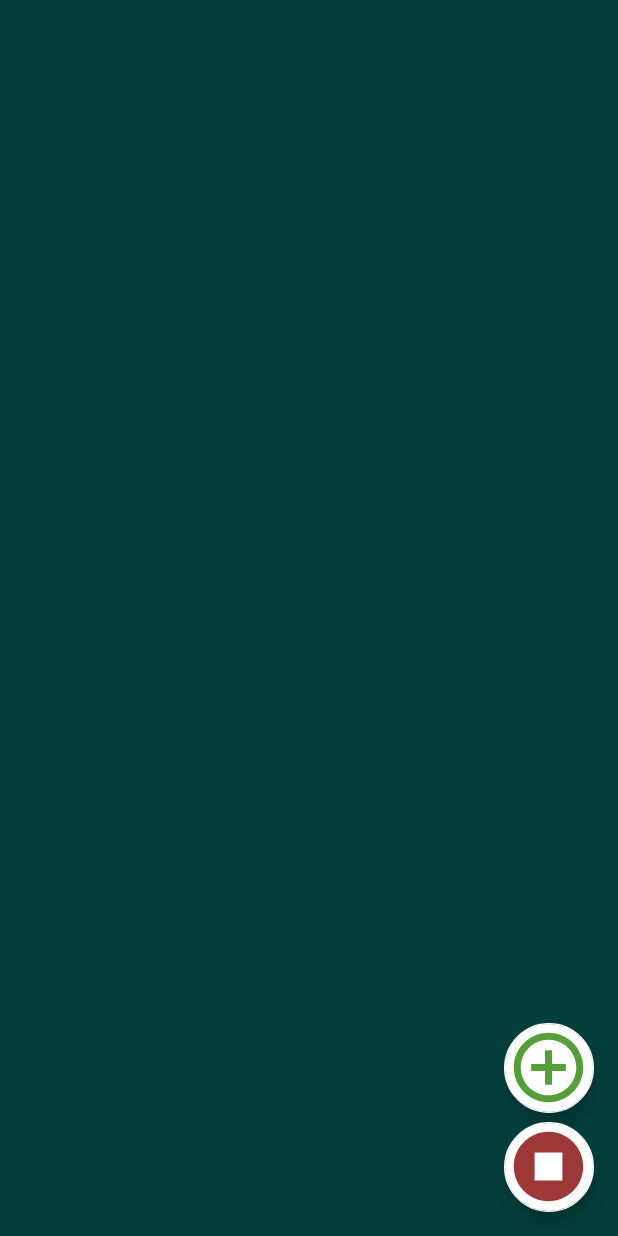
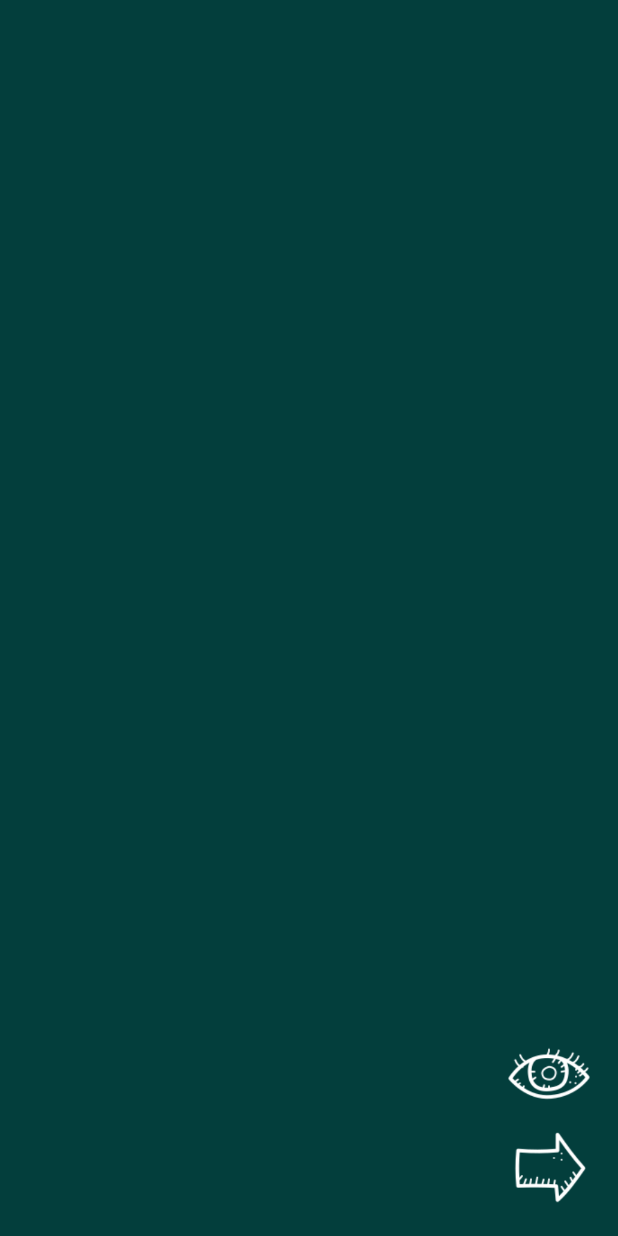
Before and after one commit to Baranov-Denis/PasswordKeeper, an Android app: the fragment HotKeyButtonsFragment shown on its own in the app's theme, on a phone screen of 412 x 824 dp. Run offline under Robolectric (Android 15) with nearby library versions, the phone set to English and light mode, and no system bars; 2 statements that could not run were skipped.

Commit message:
Создал кнопки для карточки

```diff
--- a/app/src/main/java/com/example/passwordkeeper/Fragments/HotKeyButtonsFragment.java
+++ b/app/src/main/java/com/example/passwordkeeper/Fragments/HotKeyButtonsFragment.java
@@ -22,7 +22,7 @@ public class HotKeyButtonsFragment extends Fragment {
     public View onCreateView(LayoutInflater inflater, ViewGroup container,
                              Bundle savedInstanceState) {
         // Inflate the layout for this fragment
-        view = inflater.inflate(R.layout.fragment_hot_key_buttons, container, false);
+        view = inflater.inflate(R.layout.fragment_hot_keys_for_card, container, false);
         setAddButton();
         setLeaveButton();
         return view;
--- a/app/src/main/java/com/example/passwordkeeper/Fragments/PasswordCardFragment.java
+++ b/app/src/main/java/com/example/passwordkeeper/Fragments/PasswordCardFragment.java
@@ -175,6 +175,7 @@ public class PasswordCardFragment extends Fragment {
         setTextViewListeners(true);
         setUpTargetForBackPressed();
         setLeaveButton();
+      //  AppFragmentManager.addFragment(new HotKeyButtonsFragment());
 
         return view;
     }
--- a/app/src/main/java/com/example/passwordkeeper/Fragments/PasswordsListFragment.java
+++ b/app/src/main/java/com/example/passwordkeeper/Fragments/PasswordsListFragment.java
@@ -464,7 +464,7 @@ public class PasswordsListFragment extends Fragment {
 
             Handler mHandler = new Handler();
 
-            hideAllFloatButtons();
+           // hideAllFloatButtons();
             mHandler.postDelayed(new Runnable() {
                 @Override
                 public void run() {
--- a/app/src/main/res/layout/fragment_hot_key_buttons.xml
+++ /dev/null
@@ -1,42 +0,0 @@
-<?xml version="1.0" encoding="utf-8"?>
-<FrameLayout xmlns:android="http://schemas.android.com/apk/res/android"
-    xmlns:app="http://schemas.android.com/apk/res-auto"
-    xmlns:tools="http://schemas.android.com/tools"
-    android:layout_width="match_parent"
-    android:layout_height="match_parent"
-    tools:context="Fragments.HotKeyButtonsFragment"
-    android:id="@+id/hot_keys_fragment"
-    >
-
-
-
-
-
-
-    <com.google.android.material.floatingactionbutton.FloatingActionButton
-        android:id="@+id/fab_add_new_password"
-        android:layout_width="wrap_content"
-        android:layout_height="wrap_content"
-        app:fabCustomSize="60dp"
-        android:layout_gravity="bottom|end"
-        android:layout_marginBottom="82dp"
-        android:layout_marginEnd="16dp"
-        android:src="@drawable/ic_add_float_green_button"
-        app:tint="@color/green"
-        app:maxImageSize="50dp"
-        app:backgroundTint="@color/white"/>
-
-    <com.google.android.material.floatingactionbutton.FloatingActionButton
-        android:id="@+id/fab_leave_button"
-        android:layout_width="wrap_content"
-        android:layout_height="wrap_content"
-        app:fabCustomSize="60dp"
-        android:layout_gravity="bottom|end"
-        android:layout_margin="16dp"
-        app:tint="@color/red"
-        android:src="@drawable/ic_leave_float_red_button"
-        app:maxImageSize="50dp"
-        app:backgroundTint="@color/white"/>
-
-
-</FrameLayout>
--- /dev/null
+++ b/app/src/main/res/layout/fragment_hot_keys_for_card.xml
@@ -0,0 +1,44 @@
+<?xml version="1.0" encoding="utf-8"?>
+<FrameLayout xmlns:android="http://schemas.android.com/apk/res/android"
+    xmlns:app="http://schemas.android.com/apk/res-auto"
+    xmlns:tools="http://schemas.android.com/tools"
+    android:layout_width="match_parent"
+    android:layout_height="match_parent"
+    tools:context="Fragments.HotKeyButtonsFragment"
+    android:id="@+id/hot_keys_fragment"
+    >
+
+
+
+
+
+
+    <ImageButton
+        android:id="@+id/show_image_button"
+        android:layout_width="60dp"
+        android:layout_height="60dp"
+        android:scaleType="centerCrop"
+        android:gravity="center"
+        android:layout_gravity="bottom|end"
+        android:layout_marginBottom="76dp"
+        android:layout_marginEnd="16dp"
+        android:src="@drawable/icons8_eye_100"
+        android:background="@null"
+        android:visibility="visible" />
+
+
+    <ImageButton
+        android:id="@+id/leave_image_button"
+        android:layout_width="60dp"
+        android:layout_height="60dp"
+        android:scaleType="centerCrop"
+        android:gravity="center"
+        android:layout_gravity="bottom|end"
+        android:layout_marginBottom="16dp"
+        android:layout_marginEnd="16dp"
+        android:src="@drawable/icons8_advance_100"
+        android:background="@null"
+        android:visibility="visible" />
+
+
+</FrameLayout>
```
Also changed, not shown: app/src/main/res/drawable/icons8_eye_100.png (added).
